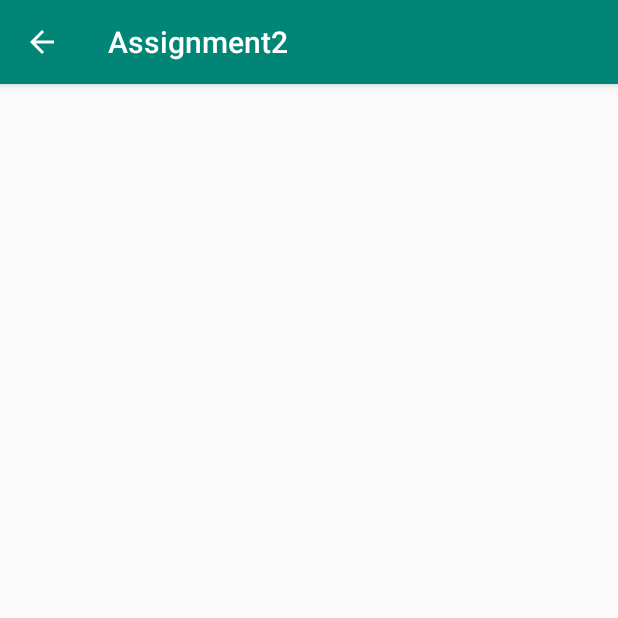
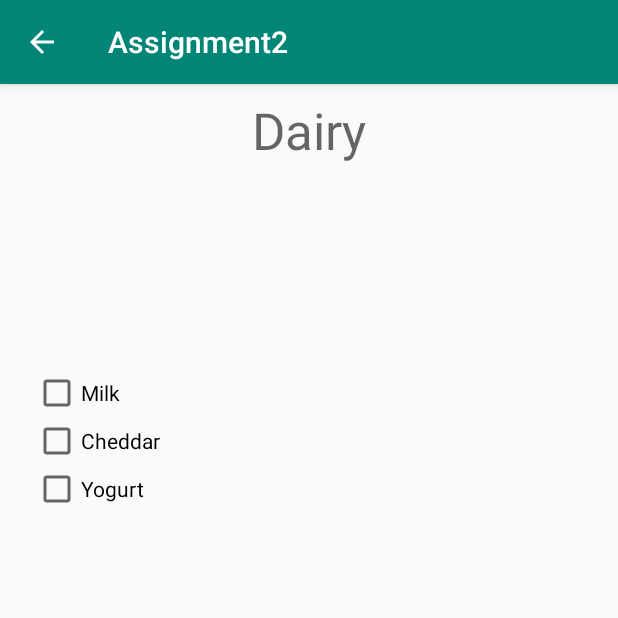
Before and after one commit to jharrilim/comp304-assignment2, an Android app: the DairyActivity screen opened directly, with no data from a screen before it, on a phone screen of 412 x 824 dp, the top half of it. Run offline under Robolectric (Android 15) with nearby library versions, the phone set to English and light mode, and no system bars; our stand-ins replace Room's generated code, RxJava.

Commit message:
add rxjava, db, data classes, dynamic checkboxes

```diff
--- a/app/src/main/AndroidManifest.xml
+++ b/app/src/main/AndroidManifest.xml
@@ -1,7 +1,8 @@
 <?xml version="1.0" encoding="utf-8"?>
 <manifest xmlns:android="http://schemas.android.com/apk/res/android"
     package="comp304.josephharrisonlim.assignment2">
-
+    <uses-permission android:name="android.permission.READ_EXTERNAL_STORAGE" />
+    <uses-permission android:name="android.permission.WRITE_EXTERNAL_STORAGE" />
     <application
         android:allowBackup="true"
         android:icon="@mipmap/ic_launcher"
--- /dev/null
+++ b/app/src/main/java/comp304/josephharrisonlim/assignment2/data/Food.kt
@@ -0,0 +1,11 @@
+package comp304.josephharrisonlim.assignment2.data
+
+import android.arch.persistence.room.Entity
+import android.arch.persistence.room.PrimaryKey
+
+@Entity(tableName = "foodData")
+data class Food(
+        @PrimaryKey() var name: String,
+        var price: Double,
+        var type: String
+)
--- /dev/null
+++ b/app/src/main/java/comp304/josephharrisonlim/assignment2/data/FoodDAO.kt
@@ -0,0 +1,25 @@
+package comp304.josephharrisonlim.assignment2.data
+
+import android.arch.persistence.room.Dao
+import android.arch.persistence.room.Delete
+import android.arch.persistence.room.Insert
+import android.arch.persistence.room.OnConflictStrategy.REPLACE
+import android.arch.persistence.room.Query
+import io.reactivex.Flowable
+import io.reactivex.Single
+
+@Dao
+interface FoodDAO {
+
+    @Query("SELECT * FROM foodData")
+    fun getAll(): Flowable<List<Food>>
+
+    @Query("SELECT * FROM foodData WHERE name = :name")
+    fun getByName(name: String): Single<Food>
+
+    @Insert(onConflict = REPLACE)
+    fun insert(food: Food)
+
+    @Delete
+    fun delete(food: Food)
+}
--- /dev/null
+++ b/app/src/main/java/comp304/josephharrisonlim/assignment2/data/FoodDatabase.kt
@@ -0,0 +1,30 @@
+package comp304.josephharrisonlim.assignment2.data
+
+import android.arch.persistence.room.Database
+import android.arch.persistence.room.Room
+import android.arch.persistence.room.RoomDatabase
+import android.content.Context
+
+@Database(entities = [Food::class], version = 1)
+abstract class FoodDatabase: RoomDatabase() {
+    abstract fun foodDataDao(): FoodDAO
+
+    companion object {
+        private var instance: FoodDatabase? = null
+
+        fun getInstance(context: Context): FoodDatabase? {
+            if (instance == null) {
+                synchronized(FoodDatabase::class) {
+                    instance = Room.databaseBuilder(context.applicationContext,
+                            FoodDatabase::class.java, "food.db")
+                            .build()
+                }
+            }
+            return instance
+        }
+
+        fun destroyInstance() {
+            instance = null
+        }
+    }
+}
--- /dev/null
+++ b/app/src/main/java/comp304/josephharrisonlim/assignment2/data/FoodType.kt
@@ -0,0 +1,3 @@
+package comp304.josephharrisonlim.assignment2.data
+
+enum class FoodType { DAIRY, FRUITS, GRAINS, MEATS, VEGETABLES }
--- a/app/src/main/java/comp304/josephharrisonlim/assignment2/foods/DairyActivity.kt
+++ b/app/src/main/java/comp304/josephharrisonlim/assignment2/foods/DairyActivity.kt
@@ -2,12 +2,54 @@ package comp304.josephharrisonlim.assignment2.foods
 
 import android.support.v7.app.AppCompatActivity
 import android.os.Bundle
+import android.widget.CheckBox
+import comp304.josephharrisonlim.assignment2.data.FoodDatabase
 import comp304.josephharrisonlim.assignment2.R
+import comp304.josephharrisonlim.assignment2.data.Food
+import comp304.josephharrisonlim.assignment2.data.FoodType
+import io.reactivex.Single
+import io.reactivex.schedulers.Schedulers
+import io.reactivex.android.schedulers.AndroidSchedulers
+import kotlinx.android.synthetic.main.activity_dairy.*
 
 class DairyActivity : AppCompatActivity() {
+
+    private val dairyItems: Array<Food> = arrayOf(
+            Food("Milk", 2.99, FoodType.DAIRY.name),
+            Food("Cheddar", 5.99, FoodType.DAIRY.name),
+            Food("Yogurt", 4.99, FoodType.DAIRY.name)
+    )
 
     override fun onCreate(savedInstanceState: Bundle?) {
         super.onCreate(savedInstanceState)
         setContentView(R.layout.activity_dairy)
+        dairyItems.map { food ->
+            val btn = CheckBox(this)
+            btn.text = food.name
+            FoodDatabase.getInstance(this)!!.foodDataDao().getAll()
+                    .subscribeOn(Schedulers.io())
+                    .observeOn(AndroidSchedulers.mainThread())
+                    .subscribe { foods ->
+                        for (f in foods) {
+                            if (f.name == food.name) {
+                                btn.isChecked = true
+                            }
+                        }
+                    }
+
+            btn.setOnCheckedChangeListener { _, isChecked ->
+                Single.fromCallable {
+                    val dao = FoodDatabase.getInstance(this)!!.foodDataDao()
+                    if (isChecked) {
+                        dao.insert(food)
+                    } else {
+                        dao.delete(food)
+                    }
+                }.subscribeOn(Schedulers.io())
+                        .observeOn(AndroidSchedulers.mainThread())
+                        .subscribe()
+            }
+            dairyLayout.addView(btn)
+        }
     }
 }
--- a/app/src/main/res/layout/activity_dairy.xml
+++ b/app/src/main/res/layout/activity_dairy.xml
@@ -6,4 +6,32 @@
     android:layout_height="match_parent"
     tools:context=".foods.DairyActivity">
 
+    <TextView
+        android:id="@+id/textView2"
+        android:layout_width="wrap_content"
+        android:layout_height="wrap_content"
+        android:layout_marginStart="8dp"
+        android:layout_marginTop="8dp"
+        android:layout_marginEnd="8dp"
+        android:text="@string/dairy"
+        android:textAppearance="@style/TextAppearance.AppCompat.Display1"
+        app:layout_constraintEnd_toEndOf="parent"
+        app:layout_constraintStart_toStartOf="parent"
+        app:layout_constraintTop_toTopOf="parent" />
+
+    <LinearLayout
+        android:id="@+id/dairyLayout"
+        android:layout_width="368dp"
+        android:layout_height="441dp"
+        android:layout_marginStart="8dp"
+        android:layout_marginTop="8dp"
+        android:layout_marginEnd="8dp"
+        android:layout_marginBottom="8dp"
+        android:orientation="vertical"
+        app:layout_constraintBottom_toBottomOf="parent"
+        app:layout_constraintEnd_toEndOf="parent"
+        app:layout_constraintStart_toStartOf="parent"
+        app:layout_constraintTop_toBottomOf="@+id/textView2">
+
+    </LinearLayout>
 </android.support.constraint.ConstraintLayout>
--- a/app/src/main/res/menu/menu.xml
+++ b/app/src/main/res/menu/menu.xml
@@ -13,4 +13,7 @@
     <item
         android:id="@+id/menu_dairyBtn"
         android:title="@string/dairy" />
+    <item
+        android:id="@+id/menu_meatBtn"
+        android:title="@string/meat" />
 </menu>
--- a/app/src/main/res/values/strings.xml
+++ b/app/src/main/res/values/strings.xml
@@ -5,4 +5,5 @@
     <string name="fruits">Fruits</string>
     <string name="grains">Grain/Cereal Foods</string>
     <string name="dairy">Dairy</string>
+    <string name="meat">Meats</string>
 </resources>
```
Also changed, not shown: app/build.gradle (+8 -0 lines), app/src/main/java/comp304/josephharrisonlim/assignment2/MenuActivity.kt (+5 -4 lines).
